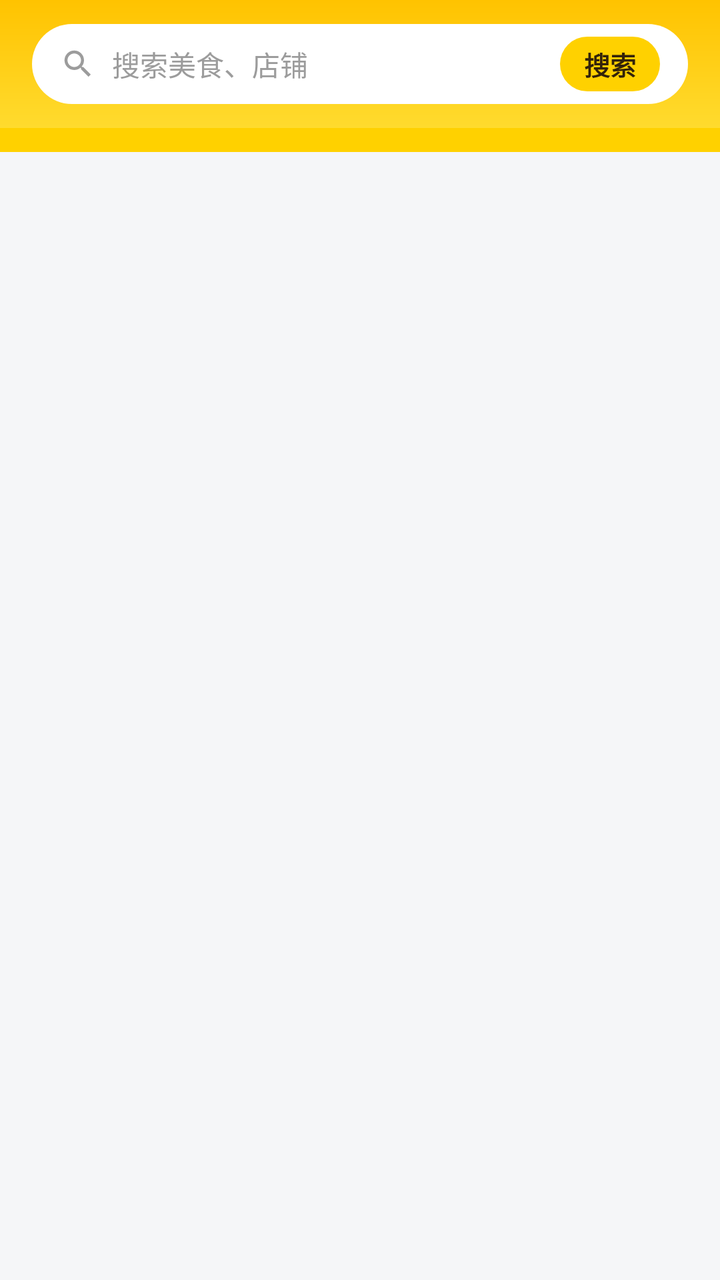
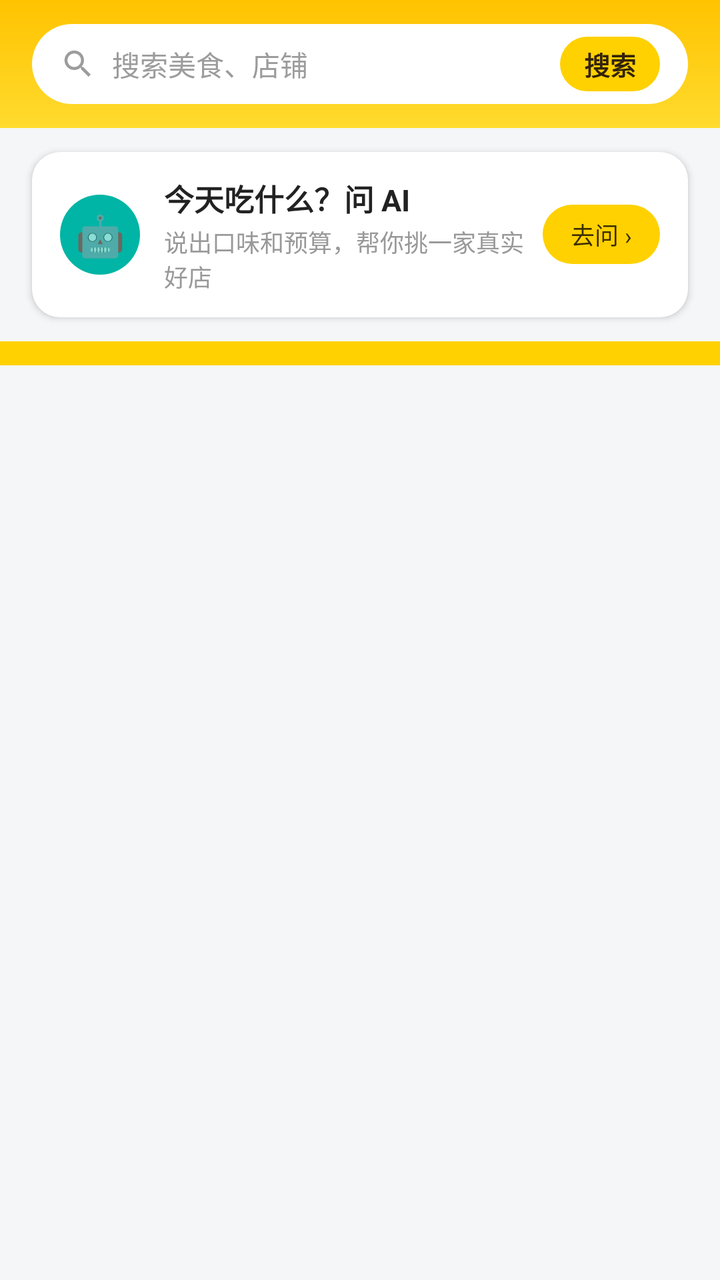

Two renders of the same Android screen: before a commit and after it. Below are the layout's source before the change and the commit's diff.
<!-- AndroidManifest.xml: application theme Theme.MeituanDelivery -->
<!-- res/layout/fragment_home.xml -->
<?xml version="1.0" encoding="utf-8"?>
<LinearLayout xmlns:android="http://schemas.android.com/apk/res/android"
    xmlns:app="http://schemas.android.com/apk/res-auto"
    android:layout_width="match_parent"
    android:layout_height="match_parent"
    android:orientation="vertical"
    android:background="@color/bg">

    
    <LinearLayout
        android:layout_width="match_parent"
        android:layout_height="wrap_content"
        android:orientation="vertical"
        android:paddingTop="12dp"
        android:paddingBottom="12dp"
        android:paddingHorizontal="16dp"
        android:background="@drawable/bg_header_gradient">

        <LinearLayout
            android:id="@+id/search_bar"
            android:layout_width="match_parent"
            android:layout_height="40dp"
            android:orientation="horizontal"
            android:gravity="center_vertical"
            android:paddingHorizontal="14dp"
            android:background="@drawable/bg_search_pill"
            android:foreground="?attr/selectableItemBackground">

            <ImageView
                android:layout_width="18dp"
                android:layout_height="18dp"
                android:src="@drawable/ic_search"
                app:tint="@color/text_hint" />

            <TextView
                android:layout_width="0dp"
                android:layout_height="wrap_content"
                android:layout_weight="1"
                android:layout_marginStart="8dp"
                android:text="搜索美食、店铺"
                android:textColor="@color/text_hint"
                android:textSize="14sp" />

            <TextView
                android:layout_width="wrap_content"
                android:layout_height="wrap_content"
                android:paddingHorizontal="12dp"
                android:paddingVertical="4dp"
                android:text="搜索"
                android:textColor="@color/on_yellow"
                android:textSize="13sp"
                android:textStyle="bold"
                android:background="@drawable/bg_btn_primary" />
        </LinearLayout>
    </LinearLayout>

    
    <HorizontalScrollView
        android:layout_width="match_parent"
        android:layout_height="wrap_content"
        android:background="@color/primary"
        android:paddingBottom="12dp"
        android:scrollbars="none">

        <LinearLayout
            android:id="@+id/category_container"
            android:layout_width="wrap_content"
            android:layout_height="wrap_content"
            android:orientation="horizontal"
            android:paddingHorizontal="16dp" />
    </HorizontalScrollView>

    <androidx.recyclerview.widget.RecyclerView
        android:id="@+id/recycler_restaurants"
        android:layout_width="match_parent"
        android:layout_height="0dp"
        android:layout_weight="1"
        android:paddingHorizontal="10dp"
        android:paddingTop="10dp"
        android:paddingBottom="16dp"
        android:clipToPadding="false"
        android:overScrollMode="never" />

</LinearLayout>
<!-- resources referenced by this layout -->
<resources>
  <color name="bg">#F5F6F8</color>
  <color name="on_yellow">#33230A</color>
  <color name="primary">#FFD100</color>
  <color name="text_hint">#9C9C9C</color>
  <!-- drawable bg_btn_primary (drawable) -->
  <?xml version="1.0" encoding="utf-8"?>
  <shape xmlns:android="http://schemas.android.com/apk/res/android">
      <solid android:color="@color/primary" />
      <corners android:radius="24dp" />
  </shape>
  <!-- drawable bg_header_gradient (drawable) -->
  <?xml version="1.0" encoding="utf-8"?>
  <shape xmlns:android="http://schemas.android.com/apk/res/android">
      <gradient android:angle="90" android:startColor="#FFDB2E" android:endColor="#FFC300" />
  </shape>
  <!-- drawable bg_search_pill (drawable) -->
  <?xml version="1.0" encoding="utf-8"?>
  <shape xmlns:android="http://schemas.android.com/apk/res/android">
      <solid android:color="@color/white" />
      <corners android:radius="22dp" />
  </shape>
  <!-- drawable ic_search (drawable) -->
  <?xml version="1.0" encoding="utf-8"?>
  <vector xmlns:android="http://schemas.android.com/apk/res/android"
      android:width="24dp" android:height="24dp"
      android:viewportWidth="24" android:viewportHeight="24">
      <path android:fillColor="#FF000000"
          android:pathData="M15.5,14h-0.79l-0.28,-0.27C15.41,12.59 16,11.11 16,9.5 16,5.91 13.09,3 9.5,3S3,5.91 3,9.5 5.91,16 9.5,16c1.61,0 3.09,-0.59 4.23,-1.57l0.27,0.28v0.79l5,4.99L20.49,19l-4.99,-5zM9.5,14C7.01,14 5,11.99 5,9.5S7.01,5 9.5,5 14,7.01 14,9.5 11.99,14 9.5,14z" />
  </vector>
  <style name="Theme.MeituanDelivery" parent="Theme.MaterialComponents.DayNight.NoActionBar">
          <item name="colorPrimary">@color/primary</item>
          <item name="colorPrimaryDark">@color/primary_dark</item>
          <item name="colorAccent">@color/accent</item>
          <item name="android:statusBarColor">@color/primary</item>
          <item name="android:windowLightStatusBar">true</item>
      </style>
  <color name="white">#FFFFFF</color>
  <color name="primary_dark">#F2B900</color>
  <color name="accent">#00B5A5</color>
</resources>

<!-- the commit's change to res/layout/fragment_home.xml (unified diff, before → after) -->
@@ -55,9 +55,67 @@
     </LinearLayout>
 
     
+    <LinearLayout
+        android:id="@+id/ai_entry"
+        android:layout_width="match_parent"
+        android:layout_height="wrap_content"
+        android:layout_marginHorizontal="16dp"
+        android:layout_marginTop="12dp"
+        android:background="@drawable/bg_card"
+        android:elevation="2dp"
+        android:gravity="center_vertical"
+        android:orientation="horizontal"
+        android:paddingHorizontal="14dp"
+        android:paddingVertical="12dp">
+
+        <TextView
+            android:layout_width="40dp"
+            android:layout_height="40dp"
+            android:background="@drawable/bg_circle_teal"
+            android:gravity="center"
+            android:text="🤖"
+            android:textSize="20sp" />
+
+        <LinearLayout
+            android:layout_width="0dp"
+            android:layout_height="wrap_content"
+            android:layout_marginStart="12dp"
+            android:layout_weight="1"
+            android:orientation="vertical">
+
+            <TextView
+                android:layout_width="wrap_content"
+                android:layout_height="wrap_content"
+                android:text="今天吃什么？问 AI"
+                android:textColor="#222222"
+                android:textSize="15sp"
+                android:textStyle="bold" />
+
+            <TextView
+                android:layout_width="wrap_content"
+                android:layout_height="wrap_content"
+                android:layout_marginTop="2dp"
+                android:text="说出口味和预算，帮你挑一家真实好店"
+                android:textColor="#999999"
+                android:textSize="12sp" />
+        </LinearLayout>
+
+        <TextView
+            android:layout_width="wrap_content"
+            android:layout_height="wrap_content"
+            android:background="@drawable/bg_btn_primary"
+            android:paddingHorizontal="14dp"
+            android:paddingVertical="6dp"
+            android:text="去问 ›"
+            android:textColor="#3B2E00"
+            android:textSize="12sp" />
+    </LinearLayout>
+
+    
     <HorizontalScrollView
         android:layout_width="match_parent"
         android:layout_height="wrap_content"
+        android:layout_marginTop="12dp"
         android:background="@color/primary"
         android:paddingBottom="12dp"
         android:scrollbars="none">
<!-- resource entries referenced after the edit -->
@@ -9,6 +9,17 @@
   <shape xmlns:android="http://schemas.android.com/apk/res/android">
       <solid android:color="@color/primary" />
       <corners android:radius="24dp" />
+  </shape>
+  <!-- drawable bg_card (drawable) -->
+  <?xml version="1.0" encoding="utf-8"?>
+  <shape xmlns:android="http://schemas.android.com/apk/res/android">
+      <solid android:color="@color/white" />
+      <corners android:radius="14dp" />
+  </shape>
+  <!-- drawable bg_circle_teal (drawable) -->
+  <?xml version="1.0" encoding="utf-8"?>
+  <shape xmlns:android="http://schemas.android.com/apk/res/android" android:shape="oval">
+      <solid android:color="@color/accent" />
   </shape>
   <!-- drawable bg_header_gradient (drawable) -->
   <?xml version="1.0" encoding="utf-8"?>
